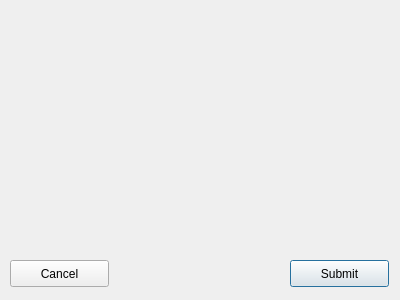
Qt form src/qt/forms/proposalcreationdialog.ui (divpra01/BlockDX) before a commit.
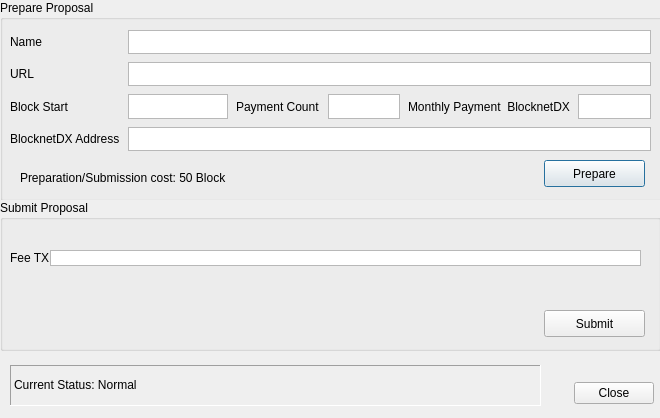
The same form after that commit.

Commit message: new-proposal-voting-ui: Latest update includes a working proposal creation ui and a proposal voting ui, many other improvments. Basic features all working and is almost ready for formal review.

```diff
--- a/src/qt/forms/proposalcreationdialog.ui
+++ b/src/qt/forms/proposalcreationdialog.ui
@@ -6,37 +6,272 @@
    <rect>
     <x>0</x>
     <y>0</y>
-    <width>400</width>
-    <height>300</height>
+    <width>660</width>
+    <height>418</height>
    </rect>
   </property>
   <property name="windowTitle">
    <string>Proposal Creation</string>
   </property>
-  <widget class="QPushButton" name="submitpushButton">
+  <property name="modal">
+   <bool>false</bool>
+  </property>
+  <widget class="QGroupBox" name="preparegroupBox">
    <property name="geometry">
     <rect>
-     <x>290</x>
-     <y>260</y>
-     <width>99</width>
+     <x>0</x>
+     <y>0</y>
+     <width>671</width>
+     <height>201</height>
+    </rect>
+   </property>
+   <property name="autoFillBackground">
+    <bool>true</bool>
+   </property>
+   <property name="title">
+    <string>Prepare Proposal</string>
+   </property>
+   <widget class="QWidget" name="gridLayoutWidget">
+    <property name="geometry">
+     <rect>
+      <x>10</x>
+      <y>30</y>
+      <width>641</width>
+      <height>121</height>
+     </rect>
+    </property>
+    <layout class="QGridLayout" name="gridLayout" columnstretch="10,10,0,0,0,0" columnminimumwidth="100,100,0,0,0,0">
+     <property name="spacing">
+      <number>8</number>
+     </property>
+     <item row="4" column="2">
+      <widget class="QLabel" name="label_3">
+       <property name="text">
+        <string>Payment Count</string>
+       </property>
+      </widget>
+     </item>
+     <item row="4" column="0">
+      <widget class="QLabel" name="label_4">
+       <property name="text">
+        <string>Block Start</string>
+       </property>
+      </widget>
+     </item>
+     <item row="1" column="0">
+      <widget class="QLabel" name="label">
+       <property name="text">
+        <string>Name</string>
+       </property>
+      </widget>
+     </item>
+     <item row="5" column="0">
+      <widget class="QLabel" name="label_5">
+       <property name="text">
+        <string>BlocknetDX Address</string>
+       </property>
+      </widget>
+     </item>
+     <item row="4" column="4">
+      <widget class="QLabel" name="label_6">
+       <property name="text">
+        <string>Monthly Payment  BlocknetDX</string>
+       </property>
+      </widget>
+     </item>
+     <item row="4" column="1">
+      <widget class="QTextEdit" name="blockstarttextEdit">
+       <property name="verticalScrollBarPolicy">
+        <enum>Qt::ScrollBarAlwaysOff</enum>
+       </property>
+      </widget>
+     </item>
+     <item row="4" column="3">
+      <widget class="QTextEdit" name="paymentcounttextEdit">
+       <property name="verticalScrollBarPolicy">
+        <enum>Qt::ScrollBarAlwaysOff</enum>
+       </property>
+       <property name="placeholderText">
+        <string/>
+       </property>
+      </widget>
+     </item>
+     <item row="2" column="0">
+      <widget class="QLabel" name="label_2">
+       <property name="text">
+        <string>URL</string>
+       </property>
+      </widget>
+     </item>
+     <item row="4" column="5">
+      <widget class="QTextEdit" name="monthlyblockdxtextEdit">
+       <property name="verticalScrollBarPolicy">
+        <enum>Qt::ScrollBarAlwaysOff</enum>
+       </property>
+       <property name="placeholderText">
+        <string/>
+       </property>
+      </widget>
+     </item>
+     <item row="1" column="1" colspan="5">
+      <widget class="QTextEdit" name="nametextEdit">
+       <property name="verticalScrollBarPolicy">
+        <enum>Qt::ScrollBarAlwaysOff</enum>
+       </property>
+       <property name="placeholderText">
+        <string/>
+       </property>
+      </widget>
+     </item>
+     <item row="2" column="1" colspan="5">
+      <widget class="QTextEdit" name="urltextEdit">
+       <property name="verticalScrollBarPolicy">
+        <enum>Qt::ScrollBarAlwaysOff</enum>
+       </property>
+       <property name="horizontalScrollBarPolicy">
+        <enum>Qt::ScrollBarAlwaysOff</enum>
+       </property>
+       <property name="undoRedoEnabled">
+        <bool>true</bool>
+       </property>
+       <property name="placeholderText">
+        <string/>
+       </property>
+      </widget>
+     </item>
+     <item row="5" column="1" colspan="5">
+      <widget class="QTextEdit" name="blocknetdxaddresstextEdit">
+       <property name="verticalScrollBarPolicy">
+        <enum>Qt::ScrollBarAlwaysOff</enum>
+       </property>
+      </widget>
+     </item>
+    </layout>
+   </widget>
+   <widget class="QPushButton" name="preparepushButton">
+    <property name="geometry">
+     <rect>
+      <x>544</x>
+      <y>160</y>
+      <width>101</width>
+      <height>27</height>
+     </rect>
+    </property>
+    <property name="text">
+     <string>Prepare</string>
+    </property>
+   </widget>
+   <widget class="QLabel" name="costlabel">
+    <property name="geometry">
+     <rect>
+      <x>20</x>
+      <y>170</y>
+      <width>221</width>
+      <height>16</height>
+     </rect>
+    </property>
+    <property name="text">
+     <string>Preparation/Submission cost: 50 Block</string>
+    </property>
+   </widget>
+  </widget>
+  <widget class="QGroupBox" name="submitgroupBox">
+   <property name="geometry">
+    <rect>
+     <x>0</x>
+     <y>200</y>
+     <width>661</width>
+     <height>151</height>
+    </rect>
+   </property>
+   <property name="autoFillBackground">
+    <bool>true</bool>
+   </property>
+   <property name="title">
+    <string>Submit Proposal</string>
+   </property>
+   <property name="flat">
+    <bool>true</bool>
+   </property>
+   <widget class="QLabel" name="label_7">
+    <property name="geometry">
+     <rect>
+      <x>10</x>
+      <y>50</y>
+      <width>41</width>
+      <height>16</height>
+     </rect>
+    </property>
+    <property name="text">
+     <string>Fee TX</string>
+    </property>
+   </widget>
+   <widget class="QTextEdit" name="feetxtextEdit">
+    <property name="geometry">
+     <rect>
+      <x>50</x>
+      <y>50</y>
+      <width>591</width>
+      <height>16</height>
+     </rect>
+    </property>
+    <property name="verticalScrollBarPolicy">
+     <enum>Qt::ScrollBarAlwaysOff</enum>
+    </property>
+   </widget>
+   <widget class="QPushButton" name="submitpushButton">
+    <property name="geometry">
+     <rect>
+      <x>544</x>
+      <y>110</y>
+      <width>101</width>
+      <height>27</height>
+     </rect>
+    </property>
+    <property name="text">
+     <string>Submit</string>
+    </property>
+   </widget>
+  </widget>
+  <widget class="QDialogButtonBox" name="closebuttonBox">
+   <property name="geometry">
+    <rect>
+     <x>563</x>
+     <y>380</y>
+     <width>91</width>
      <height>27</height>
     </rect>
    </property>
-   <property name="text">
-    <string>Submit</string>
+   <property name="standardButtons">
+    <set>QDialogButtonBox::Close</set>
+   </property>
+   <property name="centerButtons">
+    <bool>false</bool>
    </property>
   </widget>
-  <widget class="QPushButton" name="cancelpushButton">
+  <widget class="QLabel" name="statuslabel">
    <property name="geometry">
     <rect>
      <x>10</x>
-     <y>260</y>
-     <width>99</width>
-     <height>27</height>
+     <y>365</y>
+     <width>531</width>
+     <height>41</height>
     </rect>
    </property>
+   <property name="frameShape">
+    <enum>QFrame::Panel</enum>
+   </property>
+   <property name="frameShadow">
+    <enum>QFrame::Sunken</enum>
+   </property>
    <property name="text">
-    <string>Cancel</string>
+    <string>Current Status: Normal</string>
+   </property>
+   <property name="wordWrap">
+    <bool>true</bool>
+   </property>
+   <property name="textInteractionFlags">
+    <set>Qt::LinksAccessibleByMouse|Qt::TextSelectableByKeyboard|Qt::TextSelectableByMouse</set>
    </property>
   </widget>
  </widget>
```
Left out of the diff: 2 changed lines with no effect on the pictures. The commit also changes 11 other files.
